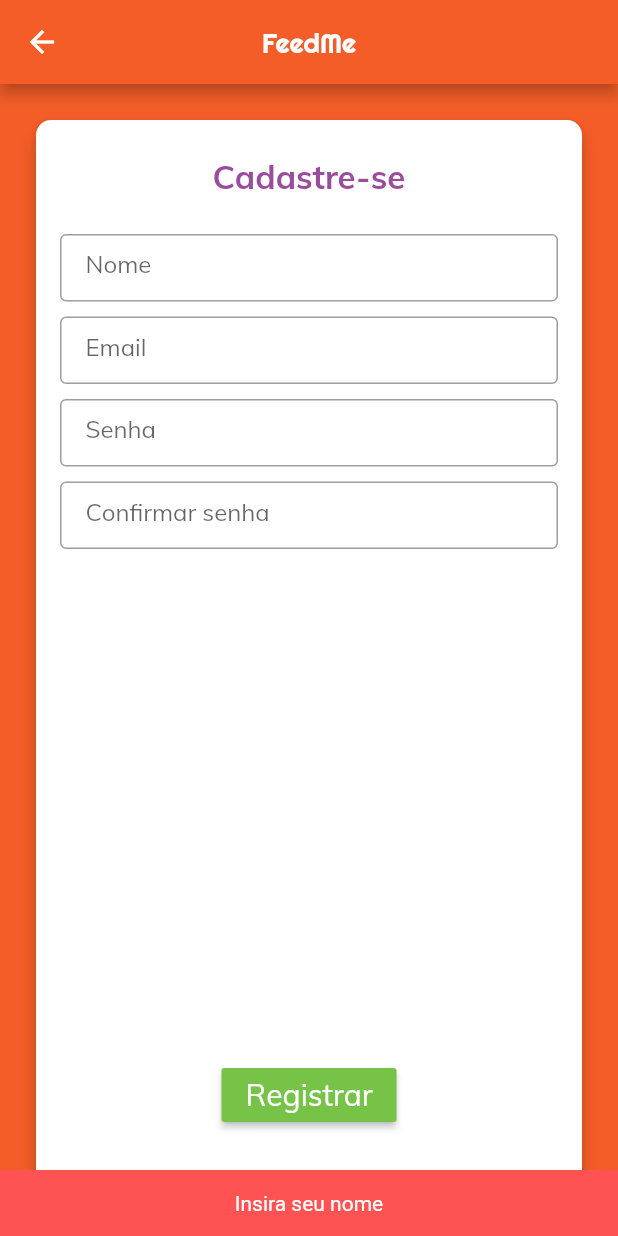
After one commit to RPellicioli/FeedMe, a Flutter app: the RegisterPage screen opened directly, after a tap on "Registrar", on a phone screen of 412 x 824 dp. The commit adds this screen. Run offline on Flutter 3.47's test engine with Material 2 defaults, Android fonts, the phone set to English and light mode, and no system bars; our stand-ins replace geolocator, permission_handler, transparent_image; accounts and stored records are empty; project files that could hold a hidden picture were left out.

Commit message:
register

```diff
--- a/feed_me_app/lib/pages/login_page.dart
+++ b/feed_me_app/lib/pages/login_page.dart
@@ -1,5 +1,6 @@
 import 'package:feed_me_app/models/user_model.dart';
 import 'package:feed_me_app/pages/home_page.dart';
+import 'package:feed_me_app/pages/register_page.dart';
 import 'package:flutter/material.dart';
 import 'package:flutter/services.dart';
 import 'package:geolocator/geolocator.dart';
@@ -33,6 +34,7 @@ class _LoginPageState extends State<LoginPage> {
   Widget build(BuildContext context) {
     return Scaffold(
       key: _scaffoldKey,
+      backgroundColor: Color.fromARGB(242, 242, 242, 255),
       body: SingleChildScrollView(
         child: Container(
           child: Column(
@@ -67,9 +69,15 @@ class _LoginPageState extends State<LoginPage> {
                       alignment: Alignment.bottomRight,
                       child: Padding(
                         padding: const EdgeInsets.only(bottom: 32, right: 38),
-                        child: Text(
-                          'Login',
-                          style: TextStyle(color: Colors.white, fontSize: 18),
+                        child: GestureDetector(
+                          child: Text(
+                            'Cadastre-se',
+                            style: TextStyle(color: Colors.white, fontSize: 18),
+                          ),
+                          onTap: () {
+                            Navigator.of(context).push(MaterialPageRoute(
+                                builder: (context) => RegisterPage()));
+                          },
                         ),
                       ),
                     ),
--- /dev/null
+++ b/feed_me_app/lib/pages/register_page.dart
@@ -0,0 +1,235 @@
+import 'package:feed_me_app/entities/user.dart';
+import 'package:feed_me_app/models/user_model.dart';
+import 'package:feed_me_app/pages/home_page.dart';
+import 'package:feed_me_app/services/users_service.dart';
+import 'package:flutter/material.dart';
+
+class RegisterPage extends StatefulWidget {
+  @override
+  State<StatefulWidget> createState() {
+    return _RegisterPageState();
+  }
+}
+
+class _RegisterPageState extends State<RegisterPage> {
+  final _emailController = TextEditingController();
+  final _nameController = TextEditingController();
+  final _confirmPassController = TextEditingController();
+  final _passController = TextEditingController();
+
+  final _formKey = GlobalKey<FormState>();
+  final _scaffoldKey = GlobalKey<ScaffoldState>();
+
+  @override
+  Widget build(BuildContext context) {
+    return Scaffold(
+        key: _scaffoldKey,
+        appBar: AppBar(
+          title: Text('FeedMe',
+              style: TextStyle(
+                  fontFamily: 'Righteous',
+                  fontSize: 18.0,
+                  color: Colors.white)),
+          backgroundColor: Color(0xFFf45d27),
+          centerTitle: true,
+        ),
+        backgroundColor: Color(0xFFf45d27),
+        body: Card(
+            elevation: 5,
+            shape: RoundedRectangleBorder(
+              borderRadius: BorderRadius.circular(10.0),
+            ),
+            margin: EdgeInsets.fromLTRB(24.0, 24.0, 24.0, 24.0),
+            color: Colors.white,
+            child: SingleChildScrollView(
+              child: Container(
+                padding: EdgeInsets.fromLTRB(16.0, 24.0, 16.0, 24.0),
+                height: MediaQuery.of(context).size.height - 110.0,
+                child: Column(
+                  children: [
+                    Text(
+                      "Cadastre-se",
+                      style: TextStyle(
+                          color: Color.fromARGB(255, 153, 77, 156),
+                          fontSize: 22.0,
+                          fontWeight: FontWeight.bold),
+                    ),
+                    Form(
+                      key: _formKey,
+                      child: Column(
+                        children: [
+                          Container(
+                            width: MediaQuery.of(context).size.width / 1.2,
+                            height: 45,
+                            margin: EdgeInsets.only(top: 24.0),
+                            padding: EdgeInsets.only(
+                                top: 10, left: 16, right: 16, bottom: 4),
+                            decoration: BoxDecoration(
+                              borderRadius:
+                                  BorderRadius.all(Radius.circular(4)),
+                              color: Colors.white,
+                              border: Border.all(
+                                color: Colors.grey,
+                                width: 1,
+                              ),
+                            ),
+                            child: TextFormField(
+                                controller: _nameController,
+                                decoration: InputDecoration(
+                                  border: InputBorder.none,
+                                  hintText: 'Nome',
+                                ),
+                                keyboardType: TextInputType.emailAddress,
+                                validator: (text) {
+                                  if (text.isEmpty) return "Insira um nome";
+                                }),
+                          ),
+                          Container(
+                            width: MediaQuery.of(context).size.width / 1.2,
+                            height: 45,
+                            margin: EdgeInsets.only(top: 10.0),
+                            padding: EdgeInsets.only(
+                                top: 10, left: 16, right: 16, bottom: 4),
+                            decoration: BoxDecoration(
+                              borderRadius:
+                                  BorderRadius.all(Radius.circular(4)),
+                              color: Colors.white,
+                              border: Border.all(
+                                color: Colors.grey,
+                                width: 1,
+                              ),
+                            ),
+                            child: TextFormField(
+                                controller: _emailController,
+                                decoration: InputDecoration(
+                                  border: InputBorder.none,
+                                  hintText: 'Email',
+                                ),
+                                keyboardType: TextInputType.emailAddress,
+                                validator: (text) {
+                                  if (text.isEmpty || !text.contains("@"))
+                                    return "Insira um e-mail válido!";
+                                }),
+                          ),
+                          Container(
+                            width: MediaQuery.of(context).size.width / 1.2,
+                            height: 45,
+                            margin: EdgeInsets.only(top: 10),
+                            padding: EdgeInsets.only(
+                                top: 10, left: 16, right: 16, bottom: 4),
+                            decoration: BoxDecoration(
+                              borderRadius:
+                                  BorderRadius.all(Radius.circular(4)),
+                              color: Colors.white,
+                              border: Border.all(
+                                color: Colors.grey,
+                                width: 1,
+                              ),
+                            ),
+                            child: TextFormField(
+                              controller: _passController,
+                              obscureText: true,
+                              decoration: InputDecoration(
+                                border: InputBorder.none,
+                                hintText: 'Senha',
+                              ),
+                            ),
+                          ),
+                          Container(
+                            width: MediaQuery.of(context).size.width / 1.2,
+                            height: 45,
+                            margin: EdgeInsets.only(top: 10),
+                            padding: EdgeInsets.only(
+                                top: 10, left: 16, right: 16, bottom: 4),
+                            decoration: BoxDecoration(
+                              borderRadius:
+                                  BorderRadius.all(Radius.circular(4)),
+                              color: Colors.white,
+                              border: Border.all(
+                                color: Colors.grey,
+                                width: 1,
+                              ),
+                            ),
+                            child: TextFormField(
+                              controller: _confirmPassController,
+                              obscureText: true,
+                              decoration: InputDecoration(
+                                border: InputBorder.none,
+                                hintText: 'Confirmar senha',
+                              ),
+                            ),
+                          )
+                        ],
+                      ),
+                    ),
+                    Expanded(
+                      child: Align(
+                        alignment: Alignment.bottomCenter,
+                        child: Padding(
+                          padding: EdgeInsets.only(bottom: 16.0),
+                          child: RaisedButton(
+                            onPressed: () {
+                              if (_nameController.text.isEmpty) {
+                                _scaffoldKey.currentState.showSnackBar(SnackBar(
+                                  content: Text("Insira seu nome",
+                                      textAlign: TextAlign.center),
+                                  backgroundColor: Colors.redAccent,
+                                  duration: Duration(seconds: 2),
+                                ));
+                              } else if (_emailController.text.isEmpty) {
+                                _scaffoldKey.currentState.showSnackBar(SnackBar(
+                                  content: Text("Insira seu e-mail!",
+                                      textAlign: TextAlign.center),
+                                  backgroundColor: Colors.redAccent,
+                                  duration: Duration(seconds: 2),
+                                ));
+                              } else if (_passController.text.isEmpty) {
+                                _scaffoldKey.currentState.showSnackBar(SnackBar(
+                                  content: Text("Insira uma senha!",
+                                      textAlign: TextAlign.center),
+                                  backgroundColor: Colors.redAccent,
+                                  duration: Duration(seconds: 2),
+                                ));
+                              } else if (_passController.text !=
+                                  _confirmPassController.text) {
+                                _scaffoldKey.currentState.showSnackBar(SnackBar(
+                                  content: Text("As senhas devem ser iguais",
+                                      textAlign: TextAlign.center),
+                                  backgroundColor: Colors.redAccent,
+                                  duration: Duration(seconds: 2),
+                                ));
+                              } else {
+                                User user = new User(
+                                    name: _nameController.text,
+                                    email: _emailController.text,
+                                    password: _passController.text,
+                                    admin: 0);
+                                postUser(user).then((value) => {
+                                      UserModel.of(context).signIn(
+                                          email: _emailController.text,
+                                          password: _passController.text,
+                                          onSuccess: () {
+                                            Navigator.of(context)
+                                                .pushReplacement(
+                                                    MaterialPageRoute(
+                                                        builder: (context) =>
+                                                            HomePage()));
+                                          },
+                                          onFail: () {})
+                                    });
+                              }
+                            },
+                            color: Color.fromARGB(255, 119, 195, 72),
+                            child: const Text('Registrar',
+                                style: TextStyle(
+                                    color: Colors.white, fontSize: 20)),
+                          ),
+                        ),
+                      ),
+                    )
+                  ],
+                ),
+              ),
+            )));
+  }
+}
--- a/feed_me_app/lib/services/users_service.dart
+++ b/feed_me_app/lib/services/users_service.dart
@@ -51,9 +51,15 @@ Future<void> deleteAllMatchs(int userId, String token) async {
 
 Future<int> postUser(User user) async {
   final response = await http.post(baseUrl + pathUrl,
-      body: jsonEncode(user));
+      body: {
+        'name': user.name,
+        'email': user.email,
+        'password': user.password,
+        'admin': '0'
+      });
 
   final responseJson = jsonDecode(response.body);
+  print(responseJson);
 
   return responseJson['id'];
 }
```
Also changed, not shown: 1 other file.
